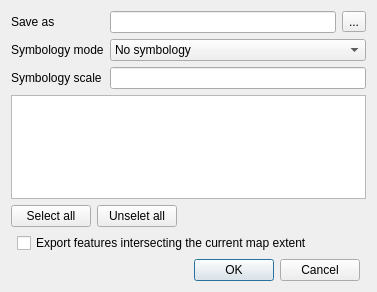
Old version of the form src/ui/qgsdxfexportdialogbase.ui in the repository qgis/QGIS.
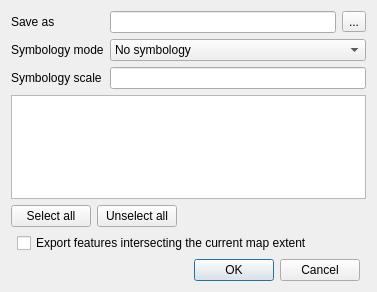
New version of the form.

Commit message: german translation update and one translation string fix

```diff
--- a/src/ui/qgsdxfexportdialogbase.ui
+++ b/src/ui/qgsdxfexportdialogbase.ui
@@ -96,7 +96,7 @@
      <item row="0" column="1">
       <widget class="QPushButton" name="mUnSelectAllButton">
        <property name="text">
-        <string>Unselet all</string>
+        <string>Unselect all</string>
        </property>
       </widget>
      </item>
```
The commit also changes 2 other files.
